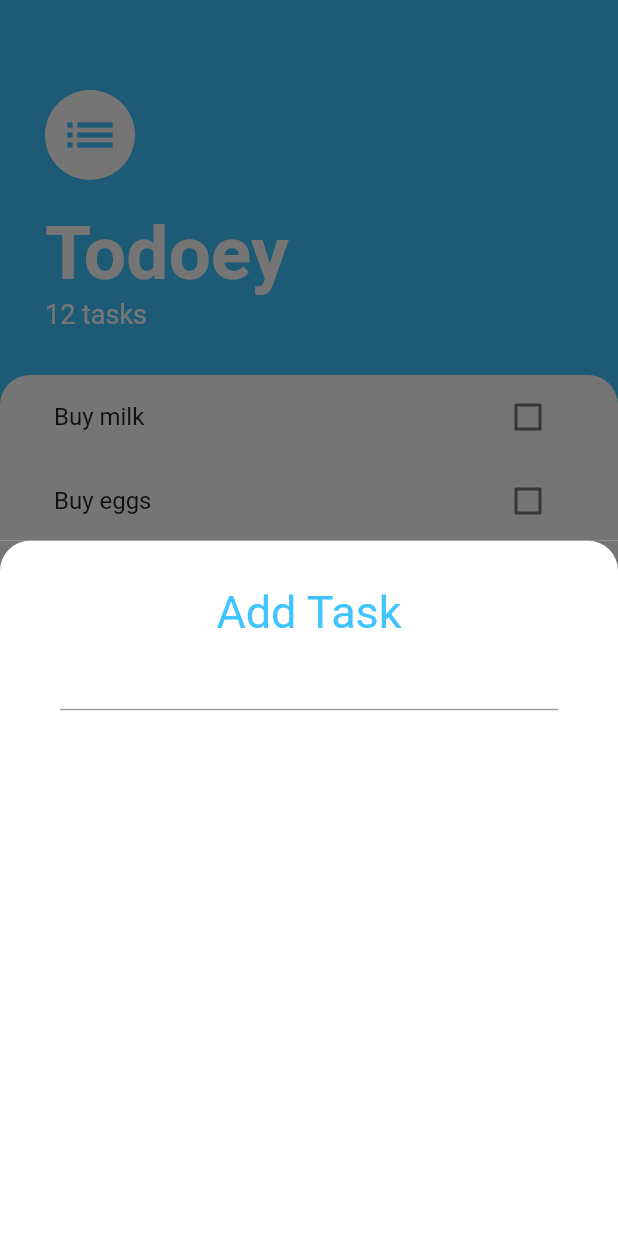
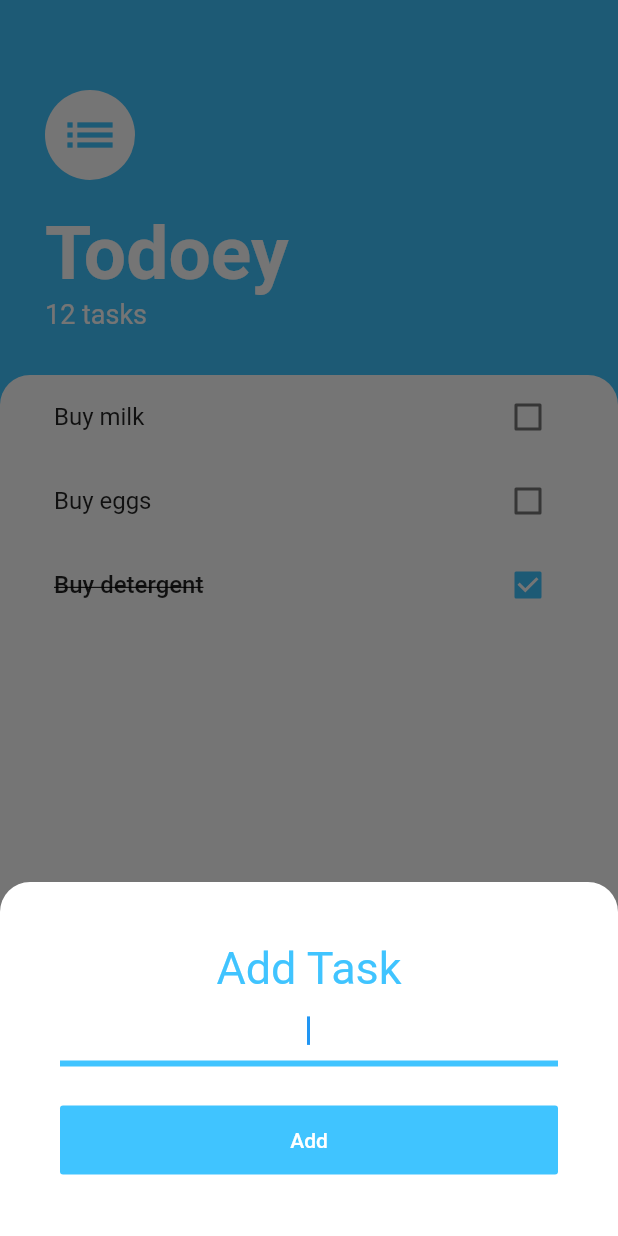
Before and after one commit to dtodt/todoey, a Flutter app: the screen it shows after launch, after a tap on the "add" icon, on a phone screen of 412 x 824 dp. Run offline on Flutter 3.47's test engine with Material 2 defaults, Android fonts, the phone set to English and light mode, and no system bars.

Commit message:
feat: layout done

```diff
--- /dev/null
+++ b/lib/constants.dart
@@ -0,0 +1,8 @@
+import 'package:flutter/material.dart';
+
+const kTextFieldBorder = UnderlineInputBorder(
+  borderSide: BorderSide(
+    color: Colors.lightBlueAccent,
+    width: 4.0,
+  ),
+);
--- a/lib/screens/add_task_screen.dart
+++ b/lib/screens/add_task_screen.dart
@@ -1,4 +1,5 @@
 import 'package:flutter/material.dart';
+import 'package:todoey/constants.dart';
 
 class AddTaskScreen extends StatelessWidget {
   @override
@@ -6,15 +7,36 @@ class AddTaskScreen extends StatelessWidget {
     return Container(
       child: Container(
         child: Column(
+          crossAxisAlignment: CrossAxisAlignment.stretch,
           children: <Widget>[
             Text(
               'Add Task',
-              style: TextStyle(
-                color: Colors.lightBlueAccent,
-                fontSize: 30.0
+              textAlign: TextAlign.center,
+              style: TextStyle(color: Colors.lightBlueAccent, fontSize: 30.0),
+            ),
+            TextField(
+              autofocus: true,
+              decoration: InputDecoration(
+                border: kTextFieldBorder,
+                enabledBorder: kTextFieldBorder,
+                focusedBorder: kTextFieldBorder,
               ),
+              textAlign: TextAlign.center,
             ),
-            TextField()
+            SizedBox(
+              height: 25.0,
+            ),
+            FlatButton(
+              child: Text(
+                'Add',
+                style: TextStyle(
+                  color: Colors.white,
+                ),
+              ),
+              color: Colors.lightBlueAccent,
+              onPressed: () {},
+              padding: EdgeInsets.symmetric(vertical: 15.0),
+            ),
           ],
         ),
         decoration: BoxDecoration(
@@ -24,7 +46,7 @@ class AddTaskScreen extends StatelessWidget {
           ),
           color: Colors.white,
         ),
-        padding: EdgeInsets.only(left: 40.0, right: 40.0, top: 30.0),
+        padding: EdgeInsets.all(40.0),
       ),
       color: Color(0xff757575),
     );
--- a/lib/screens/tasks_screen.dart
+++ b/lib/screens/tasks_screen.dart
@@ -72,8 +72,16 @@ class TasksScreen extends StatelessWidget {
           ),
           onPressed: () {
             showModalBottomSheet(
-              builder: (context) => AddTaskScreen(),
+              builder: (context) => SingleChildScrollView(
+                child: Container(
+                  padding: EdgeInsets.only(
+                    bottom: MediaQuery.of(context).viewInsets.bottom,
+                  ),
+                  child: AddTaskScreen(),
+                ),
+              ),
               context: context,
+              isScrollControlled: true,
             );
           },
         ),
```
